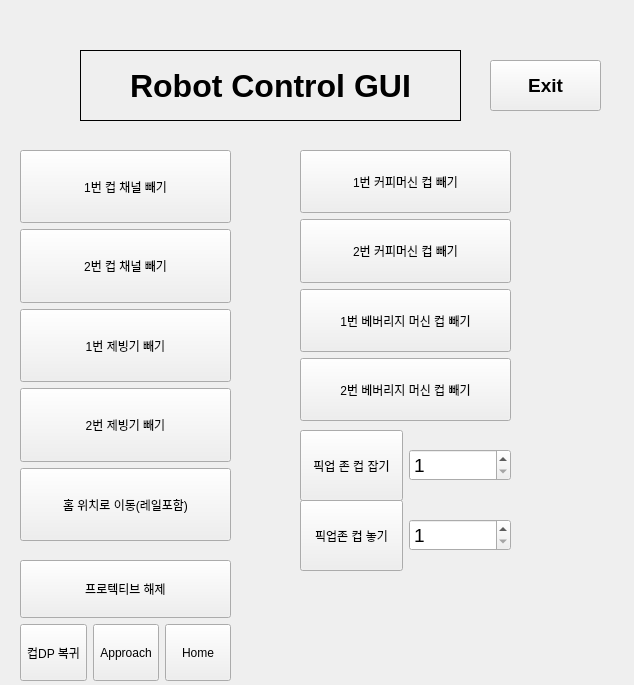
First picture: the form in src/robot_gui/robot_gui/gui_set/form.ui, repository martinxyz1106/Robot_GUI, before the edit.
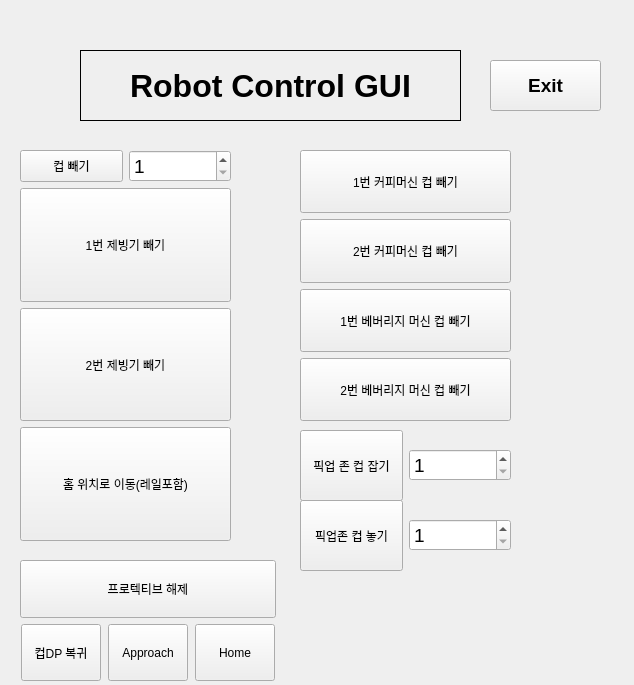
Second picture: the form after the edit.

Commit message: Cup Channel ComboBox Add

The edit to the form file:
```diff
--- a/src/robot_gui/robot_gui/gui_set/form.ui
+++ b/src/robot_gui/robot_gui/gui_set/form.ui
@@ -24,30 +24,42 @@
    </property>
    <layout class="QVBoxLayout" name="verticalLayout">
     <item>
-     <widget class="QPushButton" name="hold_cup1">
+     <layout class="QHBoxLayout" name="horizontalLayout_4">
+      <item>
+       <widget class="QPushButton" name="unhold_cup">
       <property name="sizePolicy">
-       <sizepolicy hsizetype="Minimum" vsizetype="Preferred">
+         <sizepolicy hsizetype="Preferred" vsizetype="Preferred">
         <horstretch>0</horstretch>
         <verstretch>0</verstretch>
        </sizepolicy>
       </property>
       <property name="text">
-       <string>1번 컵 채널 빼기</string>
+         <string>컵 빼기</string>
       </property>
      </widget>
     </item>
     <item>
-     <widget class="QPushButton" name="hold_cup2">
+       <widget class="QSpinBox" name="channel_num">
       <property name="sizePolicy">
-       <sizepolicy hsizetype="Minimum" vsizetype="Preferred">
+         <sizepolicy hsizetype="Minimum" vsizetype="Fixed">
         <horstretch>0</horstretch>
         <verstretch>0</verstretch>
        </sizepolicy>
       </property>
-      <property name="text">
-       <string>2번 컵 채널 빼기</string>
-      </property>
-     </widget>
+        <property name="font">
+         <font>
+          <pointsize>14</pointsize>
+         </font>
+        </property>
+        <property name="minimum">
+         <number>1</number>
+        </property>
+        <property name="maximum">
+         <number>3</number>
+        </property>
+       </widget>
+      </item>
+     </layout>
     </item>
     <item>
      <widget class="QPushButton" name="hold_ice1">
@@ -285,7 +297,7 @@
     <rect>
      <x>20</x>
      <y>560</y>
-     <width>211</width>
+     <width>256</width>
      <height>121</height>
     </rect>
    </property>
```
Lines whose indentation alone changed are shown as unchanged. The commit also changes 2 other files.
